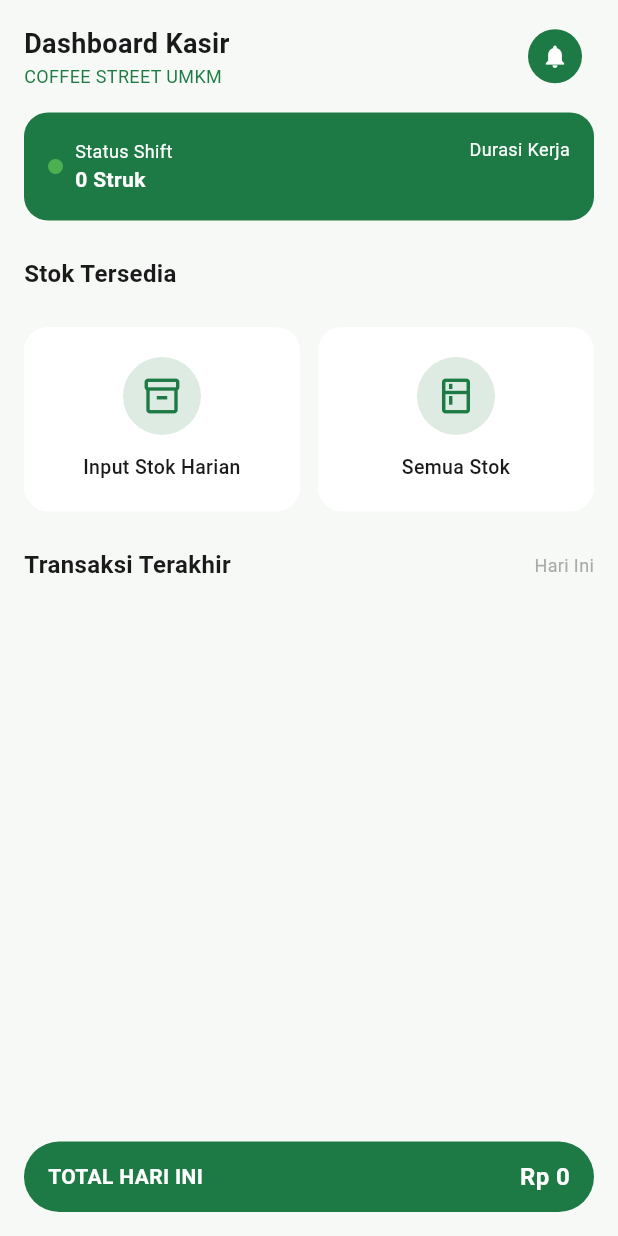
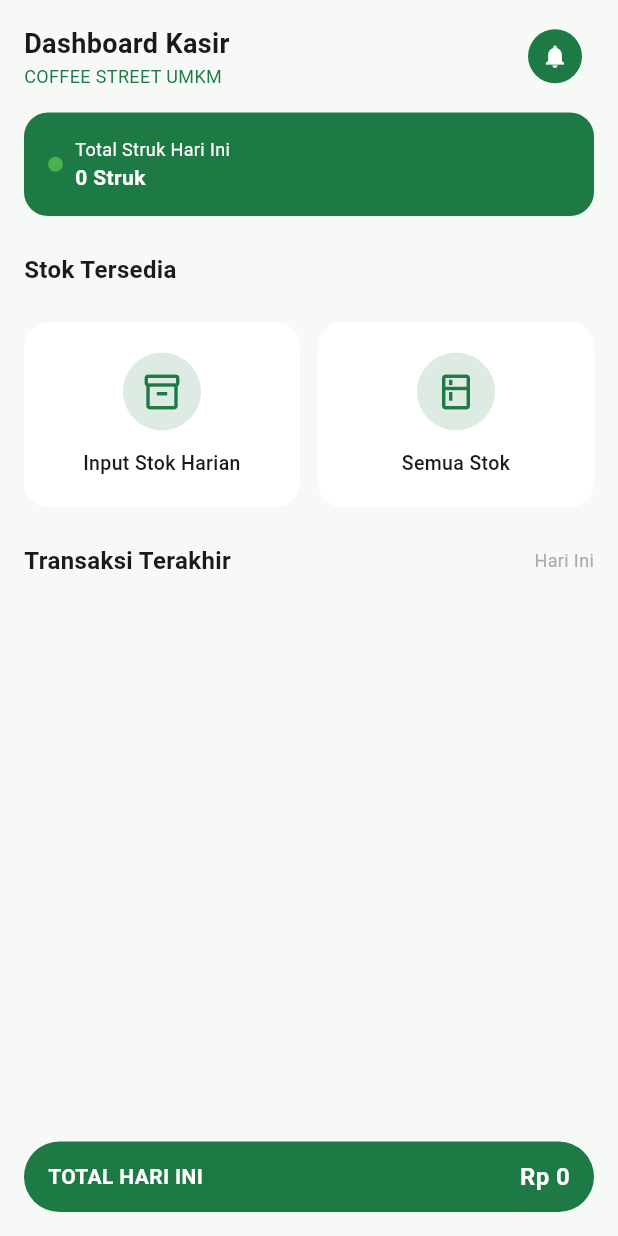
Before and after one commit to Alnieto7/kawaiii_coffee, a Flutter app: the DashboardkasirPage screen opened by its route, on a phone screen of 412 x 824 dp. Run offline on Flutter 3.47's test engine with Material 3 defaults, Android fonts, the phone set to English and light mode, and no system bars; our stand-ins replace get, get_storage, qr_flutter; accounts and stored records are empty; network calls fail.

Commit message:
mengganti shift menjadi total struk[AO]

```diff
--- a/lib/Component/dashboardkasir/ShiftInfoCard.dart
+++ b/lib/Component/dashboardkasir/ShiftInfoCard.dart
@@ -35,7 +35,7 @@ class ShiftInfoCard extends StatelessWidget {
                 crossAxisAlignment: CrossAxisAlignment.start,
                 children: [
                   const Text(
-                    'Status Shift',
+                    'Total Struk Hari Ini',
                     style: TextStyle(
                       fontSize: 12,
                       color: AppColors.textOnPrimary,
@@ -52,26 +52,6 @@ class ShiftInfoCard extends StatelessWidget {
               )
             ],
           ),
-          Column(
-            crossAxisAlignment: CrossAxisAlignment.end,
-            children: [
-              const Text(
-                'Durasi Kerja',
-                style: TextStyle(
-                  fontSize: 12,
-                  color: AppColors.textOnPrimary,
-                ),
-              ),
-              Text(
-                durationText,
-                style: const TextStyle(
-                  fontWeight: FontWeight.bold,
-                  color: AppColors.textOnPrimary,
-                  fontSize: 16,
-                ),
-              ),
-            ],
-          )
         ],
       ),
     );
```
